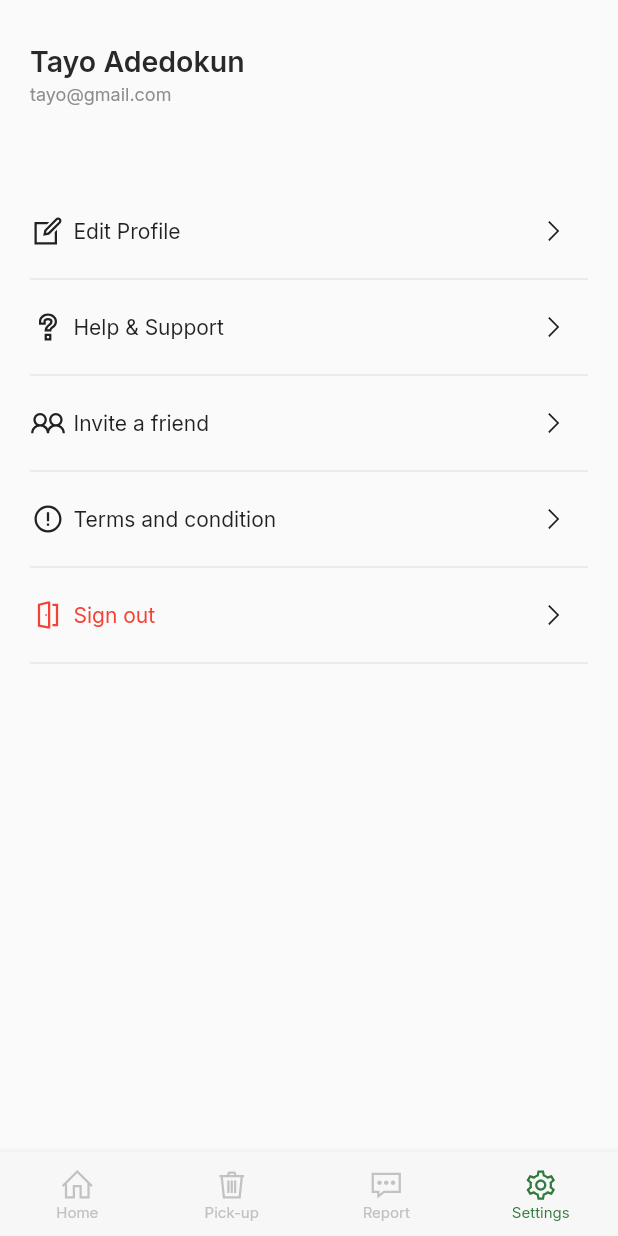
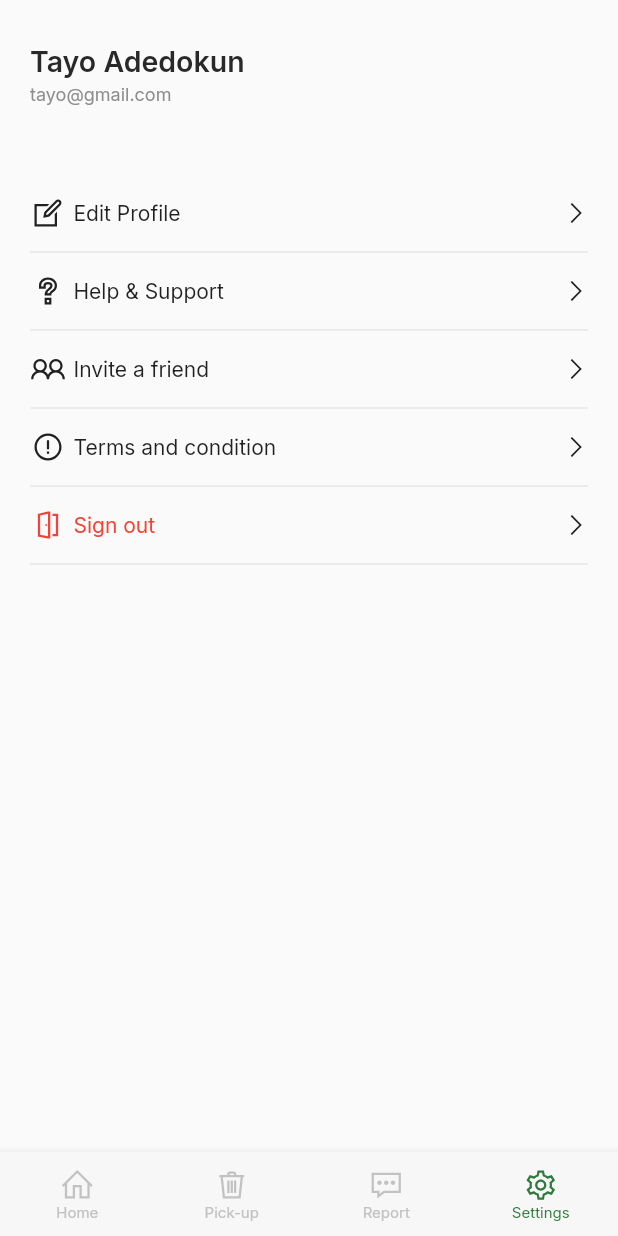
Before and after one commit to levi956/paka-, a Flutter app: the Dashboard screen opened directly, item 4 of the bottom bar chosen, on a phone screen of 412 x 824 dp. Run offline on Flutter 3.47's test engine with Material 2 defaults, Android fonts, the light colour scheme and no system bars; our stand-ins replace dropdown_button2, flutter_riverpod, google_fonts, line_awesome_flutter, shared_preferences; missing offline and left inert: nigerian_states_and_lga; accounts and stored records are empty.

Commit message:
Minor changes (experiment) and pub upgrades.

```diff
--- a/lib/app/pages/core/dashboard.dart
+++ b/lib/app/pages/core/dashboard.dart
@@ -5,6 +5,7 @@ import 'package:paka/app/pages/core/homepage.dart';
 import 'package:paka/app/pages/core/pickup_page.dart';
 import 'package:paka/app/pages/core/settings.dart';
 import 'package:paka/app/pages/report_refuse/report_refuse.dart';
+import 'package:paka/core/repository/repository.dart';
 import 'package:paka/core/style/theme.dart';
 
 import '../../../core/system/status_bar.dart';
@@ -25,6 +26,12 @@ class _DashboardState extends State<Dashboard> {
     ReportRefusePage(),
     SettingsPage(),
   ];
+
+  @override
+  void initState() {
+    ExpireSession.expireUserSession(context);
+    super.initState();
+  }
 
   @override
   Widget build(BuildContext context) {
--- a/lib/app/pages/onboard/onboard.dart
+++ b/lib/app/pages/onboard/onboard.dart
@@ -3,6 +3,7 @@ import 'package:paka/app/models/onboard.dart';
 import 'package:paka/app/pages/authentication/sign_up.dart';
 import 'package:paka/core/navigation/navigation.dart';
 import 'package:paka/core/widgets/button.dart';
+import 'package:shared_preferences/shared_preferences.dart';
 
 import '../../../core/system/status_bar.dart';
 
--- a/lib/core/repository/repository.dart
+++ b/lib/core/repository/repository.dart
@@ -1,4 +1,9 @@
+import 'dart:async';
+
+import 'package:flutter/material.dart';
 import 'package:flutter_riverpod/flutter_riverpod.dart';
+import 'package:paka/app/pages/authentication/sign_in.dart';
+import 'package:paka/core/navigation/navigation.dart';
 import 'package:paka/core/system/set_potrait.dart';
 import 'package:shared_preferences/shared_preferences.dart';
 
@@ -12,7 +17,14 @@ class Repository {
 
   static init() {
     SetPotrait.init();
-    // maybe try and check if here
+  }
+}
+
+class ExpireSession {
+  static void expireUserSession(BuildContext context) {
+    print('i have begun to time');
+    Timer(const Duration(minutes: 1),
+        (() => pushToAndClearStack(context, const SignIn())));
   }
 }
 
--- a/lib/core/widgets/settings_tile.dart
+++ b/lib/core/widgets/settings_tile.dart
@@ -5,6 +5,7 @@ class SettingsTile extends StatelessWidget {
   final IconData tileIcon;
   final String label;
   final Color? labelColor;
+
   const SettingsTile(
       {Key? key, required this.label, this.labelColor, required this.tileIcon})
       : super(key: key);
@@ -28,16 +29,15 @@ class SettingsTile extends StatelessWidget {
                 ),
               ),
               const Spacer(),
-              IconButton(
-                onPressed: () {},
-                icon: const Icon(
-                  LineAwesomeIcons.angle_right,
-                  size: 18,
-                ),
-              )
+              const Icon(
+                LineAwesomeIcons.angle_right,
+                size: 18,
+              ),
             ],
           ),
+          const SizedBox(height: 6),
           const Divider(),
+          const SizedBox(height: 6),
         ],
       ),
     );
```
Also changed, not shown: lib/app/pages/authentication/sign_in.dart (+0 -10 lines), lib/app/pages/authentication/sign_up.dart (+17 -1 lines), lib/main.dart (+10 -7 lines), pubspec.yaml (+14 -26 lines), pubspec.lock, 1 other file.
